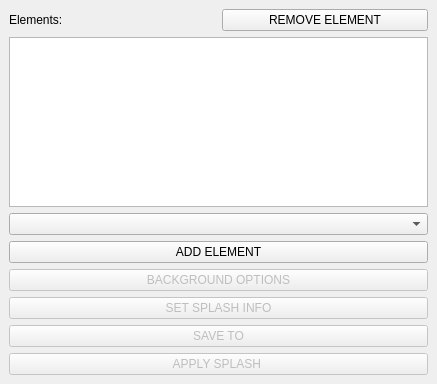
Old version of the form dialogs/ui/mainwindow.ui in the repository dev-matheusmelo/KDE-SPLASH-CREATOR.
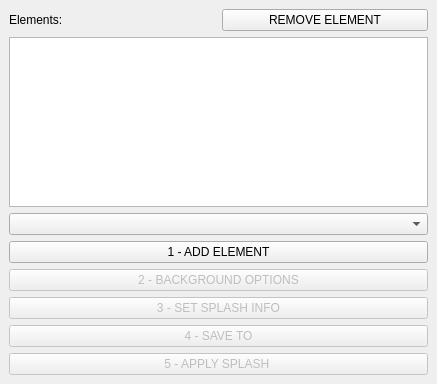
New version of the form.

```diff
--- a/dialogs/ui/mainwindow.ui
+++ b/dialogs/ui/mainwindow.ui
@@ -49,7 +49,7 @@
        <bool>true</bool>
       </property>
       <property name="text">
-       <string>ADD ELEMENT</string>
+       <string>1 - ADD ELEMENT</string>
       </property>
      </widget>
     </item>
@@ -59,7 +59,7 @@
        <bool>false</bool>
       </property>
       <property name="text">
-       <string>BACKGROUND OPTIONS</string>
+       <string>2 - BACKGROUND OPTIONS</string>
       </property>
      </widget>
     </item>
@@ -69,7 +69,7 @@
        <bool>false</bool>
       </property>
       <property name="text">
-       <string>SET SPLASH INFO</string>
+       <string>3 - SET SPLASH INFO</string>
       </property>
      </widget>
     </item>
@@ -79,7 +79,7 @@
        <bool>false</bool>
       </property>
       <property name="text">
-       <string>SAVE TO</string>
+       <string>4 - SAVE TO</string>
       </property>
      </widget>
     </item>
@@ -89,7 +89,7 @@
        <bool>false</bool>
       </property>
       <property name="text">
-       <string>APPLY SPLASH </string>
+       <string>5 - APPLY SPLASH </string>
       </property>
      </widget>
     </item>
```
Left out of the diff: 2 changed lines with no effect on the pictures.
